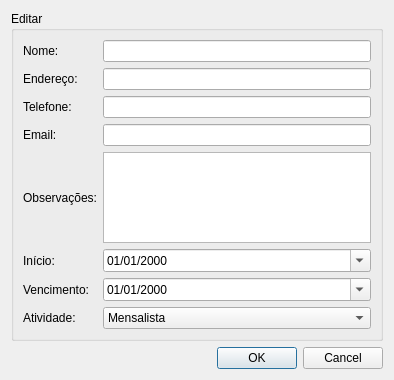
enriquefynn/VertSys, file src/edituser.ui: the form before one commit.
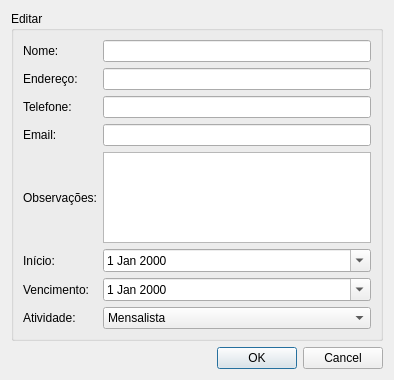
The form after the commit.

```diff
--- a/src/edituser.ui
+++ b/src/edituser.ui
@@ -13,9 +13,6 @@
   <property name="windowTitle">
    <string>Cadastro</string>
   </property>
-  <property name="locale">
-   <locale language="Portuguese" country="Brazil"/>
-  </property>
   <layout class="QVBoxLayout" name="verticalLayout">
    <item>
     <widget class="QGroupBox" name="groupBox_register">
@@ -78,9 +75,6 @@
         </item>
         <item row="6" column="1">
          <widget class="QDateEdit" name="dateEdit">
-          <property name="displayFormat">
-           <string>dd/MM/yyyy</string>
-          </property>
           <property name="calendarPopup">
            <bool>true</bool>
           </property>
@@ -95,9 +89,6 @@
         </item>
         <item row="5" column="1">
          <widget class="QDateEdit" name="dateEdit_Start">
-          <property name="displayFormat">
-           <string>dd/MM/yyyy</string>
-          </property>
           <property name="calendarPopup">
            <bool>true</bool>
           </property>
```
